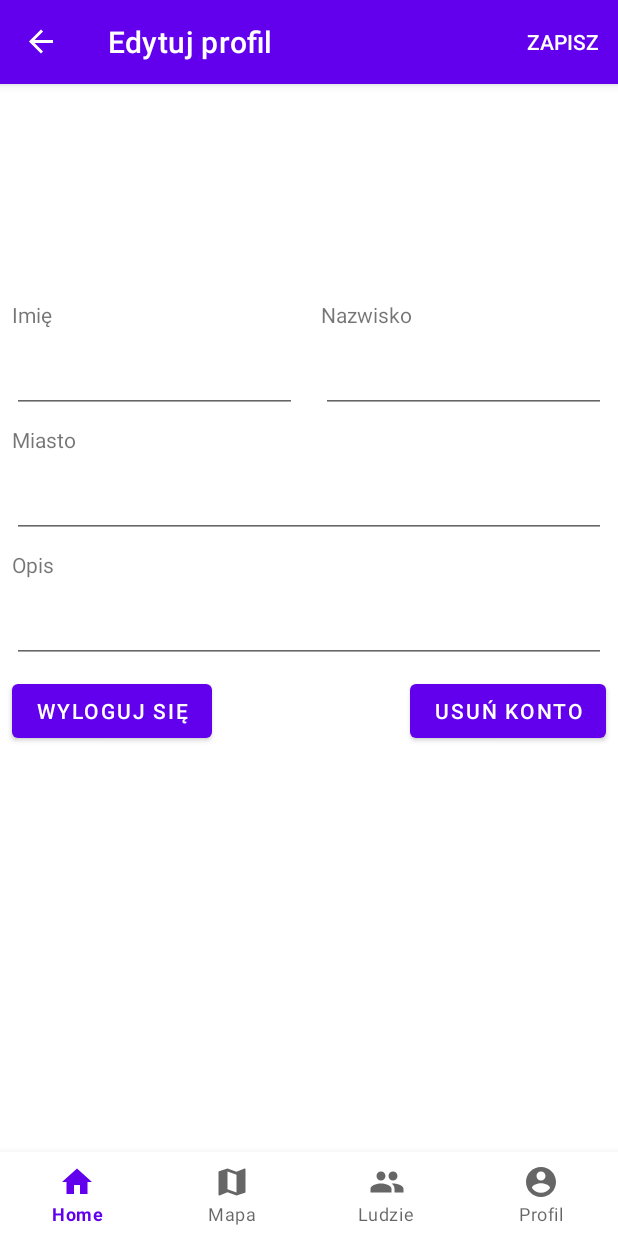
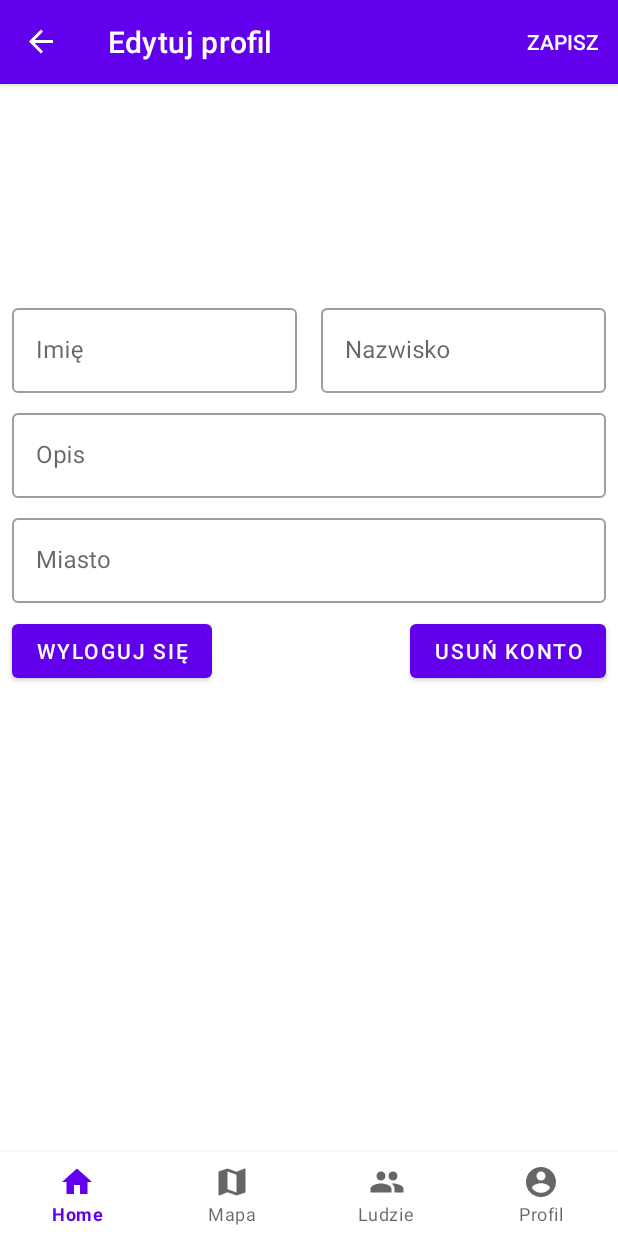
Before and after one commit to AdrianMiozga/Franko, an Android app: the ProfileEditFragment screen opened through its navigation route, on a phone screen of 412 x 824 dp. Run offline under Robolectric (Android 15) with nearby library versions, the phone set to English and light mode, and no system bars; our stand-ins replace Dagger/Hilt's generated code, Firebase (no records; nobody signed in at launch, a user with empty details on screens opened directly), navigation-ui; libraries missing offline, so code that uses them is left out: com.firebase.ui, id.zelory.compressor; 5 statements that could not run were skipped.

Commit message:
Update Edit Profile UI

```diff
--- a/app/src/main/java/org/wentura/franko/profileedit/ProfileEditFragment.kt
+++ b/app/src/main/java/org/wentura/franko/profileedit/ProfileEditFragment.kt
@@ -53,10 +53,10 @@ class ProfileEditFragment : Fragment(R.layout.fragment_profile_edit) {
 
         val binding = FragmentProfileEditBinding.bind(view)
 
-        val firstNameEditText = binding.profileEditFirstName
-        val lastNameEditText = binding.profileEditLastName
-        val bioEditText = binding.profileEditBio
-        val cityEditText = binding.profileEditCity
+        val firstNameInput = binding.profileEditFirstName
+        val lastNameInput = binding.profileEditLastName
+        val bioInput = binding.profileEditBio
+        val cityInput = binding.profileEditCity
         val editProfileProfilePicture = binding.profileEditProfilePicture
         val profileEditSignOut = binding.profileEditSignOut
         val profileEditDeleteAccount = binding.profileEditDeleteAccount
@@ -66,10 +66,26 @@ class ProfileEditFragment : Fragment(R.layout.fragment_profile_edit) {
 
             binding.apply {
                 progressBarOverlay.progressBarOverlay.visibility = View.GONE
-                profileEditFirstName.setText(user.firstName)
-                profileEditLastName.setText(user.lastName)
-                profileEditCity.setText(user.city)
-                profileEditBio.setText(user.bio)
+
+                profileEditFirstName.apply {
+                    editText?.setText(user.firstName)
+                    isHintAnimationEnabled = true
+                }
+
+                profileEditLastName.apply {
+                    editText?.setText(user.lastName)
+                    isHintAnimationEnabled = true
+                }
+
+                profileEditBio.apply {
+                    editText?.setText(user.bio)
+                    isHintAnimationEnabled = true
+                }
+
+                profileEditCity.apply {
+                    editText?.setText(user.city)
+                    isHintAnimationEnabled = true
+                }
             }
 
             Utilities.loadProfilePicture(user.photoUrl, editProfileProfilePicture)
@@ -110,10 +126,15 @@ class ProfileEditFragment : Fragment(R.layout.fragment_profile_edit) {
             .onBackPressedDispatcher
             .addCallback(viewLifecycleOwner) {
                 // TODO: 01.10.2021 Compare changes in a cleaner way
-                if (user.firstName != firstNameEditText.text.toString().trim() ||
-                    user.lastName != lastNameEditText.text.toString().trim() ||
-                    user.bio != bioEditText.text.toString().trim() ||
-                    user.city != cityEditText.text.toString().trim()
+                val firstName = firstNameInput.editText?.text.toString().trim()
+                val lastName = lastNameInput.editText?.text.toString().trim()
+                val bio = bioInput.editText?.text.toString().trim()
+                val city = cityInput.editText?.text.toString().trim()
+
+                if (user.firstName != firstName ||
+                    user.lastName != lastName ||
+                    user.bio != bio ||
+                    user.city != city
                 ) {
                     UnsavedChangesDialogFragment(view, saveObserver).show(
                         parentFragmentManager,
--- a/app/src/main/java/org/wentura/franko/profileedit/SaveObserver.kt
+++ b/app/src/main/java/org/wentura/franko/profileedit/SaveObserver.kt
@@ -14,17 +14,17 @@ class SaveObserver(
     fun save() {
         val binding = FragmentProfileEditBinding.bind(view)
 
-        val firstNameEditText = binding.profileEditFirstName
-        val lastNameEditText = binding.profileEditLastName
-        val bioEditText = binding.profileEditBio
-        val cityEditText = binding.profileEditCity
+        val firstNameEditText = binding.profileEditFirstName.editText
+        val lastNameEditText = binding.profileEditLastName.editText
+        val bioEditText = binding.profileEditBio.editText
+        val cityEditText = binding.profileEditCity.editText
 
         val updates: HashMap<String, Any> =
             hashMapOf(
-                Constants.FIRST_NAME to firstNameEditText.text.toString().trim(),
-                Constants.LAST_NAME to lastNameEditText.text.toString().trim(),
-                Constants.BIO to bioEditText.text.toString().trim(),
-                Constants.CITY to cityEditText.text.toString().trim()
+                Constants.FIRST_NAME to firstNameEditText?.text.toString().trim(),
+                Constants.LAST_NAME to lastNameEditText?.text.toString().trim(),
+                Constants.BIO to bioEditText?.text.toString().trim(),
+                Constants.CITY to cityEditText?.text.toString().trim()
             )
 
         userRepository.updateUser(updates)
--- a/app/src/main/res/layout/fragment_profile_edit.xml
+++ b/app/src/main/res/layout/fragment_profile_edit.xml
@@ -18,97 +18,84 @@
             android:layout_height="0dp"
             android:layout_margin="8dp"
             android:contentDescription="@string/profile_picture"
-            app:layout_constraintBottom_toTopOf="@+id/profile_edit_first_name_text"
+            app:layout_constraintBottom_toTopOf="@+id/profile_edit_first_name"
             app:layout_constraintDimensionRatio="1:1"
             app:layout_constraintEnd_toEndOf="parent"
             app:layout_constraintStart_toStartOf="parent"
             app:layout_constraintTop_toTopOf="parent"
             tools:src="@drawable/ic_profile_picture_placeholder" />
 
-        <TextView
-            android:id="@+id/profile_edit_first_name_text"
-            android:layout_width="wrap_content"
+        <com.google.android.material.textfield.TextInputLayout
+            android:id="@+id/profile_edit_first_name"
+            style="@style/Widget.MaterialComponents.TextInputLayout.OutlinedBox"
+            android:layout_width="0dp"
             android:layout_height="wrap_content"
             android:layout_margin="8dp"
-            android:labelFor="@+id/profile_edit_first_name"
-            android:text="@string/first_name"
-            app:layout_constraintStart_toStartOf="parent"
-            app:layout_constraintTop_toBottomOf="@id/profile_edit_profile_picture" />
-
-        <EditText
-            android:id="@+id/profile_edit_first_name"
-            android:layout_width="0dp"
-            android:layout_height="48dp"
-            android:layout_margin="8dp"
-            android:autofillHints="personGivenName"
-            android:inputType="textPersonName|textCapWords"
+            android:hint="@string/first_name"
+            app:hintAnimationEnabled="false"
             app:layout_constraintEnd_toStartOf="@id/profile_edit_last_name"
             app:layout_constraintStart_toStartOf="parent"
-            app:layout_constraintTop_toBottomOf="@id/profile_edit_first_name_text" />
+            app:layout_constraintTop_toBottomOf="@id/profile_edit_profile_picture">
 
-        <TextView
-            android:id="@+id/profile_edit_last_name_text"
-            android:layout_width="wrap_content"
+            <com.google.android.material.textfield.TextInputEditText
+                android:layout_width="match_parent"
+                android:layout_height="wrap_content" />
+
+        </com.google.android.material.textfield.TextInputLayout>
+
+        <com.google.android.material.textfield.TextInputLayout
+            android:id="@+id/profile_edit_last_name"
+            style="@style/Widget.MaterialComponents.TextInputLayout.OutlinedBox"
+            android:layout_width="0dp"
             android:layout_height="wrap_content"
-            android:layout_marginTop="8dp"
-            android:layout_marginBottom="8dp"
-            android:labelFor="@+id/profile_edit_last_name"
-            android:text="@string/last_name"
-            app:layout_constraintStart_toStartOf="@id/profile_edit_last_name"
-            app:layout_constraintTop_toBottomOf="@id/profile_edit_profile_picture" />
-
-        <EditText
-            android:id="@+id/profile_edit_last_name"
-            android:layout_width="0dp"
-            android:layout_height="48dp"
             android:layout_margin="8dp"
-            android:autofillHints="personFamilyName"
-            android:inputType="textPersonName|textCapWords"
+            android:hint="@string/last_name"
+            app:hintAnimationEnabled="false"
             app:layout_constraintEnd_toEndOf="parent"
             app:layout_constraintStart_toEndOf="@id/profile_edit_first_name"
-            app:layout_constraintTop_toBottomOf="@id/profile_edit_first_name_text" />
+            app:layout_constraintTop_toBottomOf="@id/profile_edit_profile_picture">
 
-        <TextView
-            android:id="@+id/profile_edit_city_text"
-            android:layout_width="wrap_content"
+            <com.google.android.material.textfield.TextInputEditText
+                android:layout_width="match_parent"
+                android:layout_height="wrap_content" />
+
+        </com.google.android.material.textfield.TextInputLayout>
+
+        <com.google.android.material.textfield.TextInputLayout
+            android:id="@+id/profile_edit_bio"
+            style="@style/Widget.MaterialComponents.TextInputLayout.OutlinedBox"
+            android:layout_width="0dp"
             android:layout_height="wrap_content"
             android:layout_margin="8dp"
-            android:labelFor="@+id/profile_edit_city"
-            android:text="@string/city"
-            app:layout_constraintStart_toStartOf="parent"
-            app:layout_constraintTop_toBottomOf="@id/profile_edit_first_name" />
-
-        <EditText
-            android:id="@+id/profile_edit_city"
-            android:layout_width="0dp"
-            android:layout_height="48dp"
-            android:layout_margin="8dp"
-            android:autofillHints="addressLocality"
-            android:inputType="textCapWords"
+            android:hint="@string/bio"
+            app:hintAnimationEnabled="false"
             app:layout_constraintEnd_toEndOf="parent"
             app:layout_constraintStart_toStartOf="parent"
-            app:layout_constraintTop_toBottomOf="@id/profile_edit_city_text" />
+            app:layout_constraintTop_toBottomOf="@id/profile_edit_first_name">
 
-        <TextView
-            android:id="@+id/profile_edit_bio_text"
-            android:layout_width="wrap_content"
+            <com.google.android.material.textfield.TextInputEditText
+                android:layout_width="match_parent"
+                android:layout_height="wrap_content" />
+
+        </com.google.android.material.textfield.TextInputLayout>
+
+        <com.google.android.material.textfield.TextInputLayout
+            android:id="@+id/profile_edit_city"
+            style="@style/Widget.MaterialComponents.TextInputLayout.OutlinedBox"
+            android:layout_width="0dp"
             android:layout_height="wrap_content"
             android:layout_margin="8dp"
-            android:labelFor="@id/profile_edit_bio"
-            android:text="@string/bio"
-            app:layout_constraintStart_toStartOf="parent"
-            app:layout_constraintTop_toBottomOf="@id/profile_edit_city" />
-
-        <EditText
-            android:id="@+id/profile_edit_bio"
-            android:layout_width="0dp"
-            android:layout_height="48dp"
-            android:layout_margin="8dp"
-            android:importantForAutofill="no"
-            android:inputType="textCapSentences"
+            android:hint="@string/city"
+            app:hintAnimationEnabled="false"
             app:layout_constraintEnd_toEndOf="parent"
             app:layout_constraintStart_toStartOf="parent"
-            app:layout_constraintTop_toBottomOf="@id/profile_edit_bio_text" />
+            app:layout_constraintTop_toBottomOf="@id/profile_edit_bio">
+
+            <com.google.android.material.textfield.TextInputEditText
+                android:layout_width="match_parent"
+                android:layout_height="wrap_content" />
+
+        </com.google.android.material.textfield.TextInputLayout>
 
         <Button
             android:id="@+id/profile_edit_sign_out"
@@ -117,7 +104,7 @@
             android:layout_margin="8dp"
             android:text="@string/sign_out"
             app:layout_constraintStart_toStartOf="parent"
-            app:layout_constraintTop_toBottomOf="@id/profile_edit_bio" />
+            app:layout_constraintTop_toBottomOf="@id/profile_edit_city" />
 
         <Button
             android:id="@+id/profile_edit_delete_account"
@@ -126,7 +113,7 @@
             android:layout_margin="8dp"
             android:text="@string/delete_account"
             app:layout_constraintEnd_toEndOf="parent"
-            app:layout_constraintTop_toBottomOf="@id/profile_edit_bio" />
+            app:layout_constraintTop_toBottomOf="@id/profile_edit_city" />
 
         <include
             android:id="@+id/progress_bar_overlay"
```
Also changed, not shown: 1 other file.
